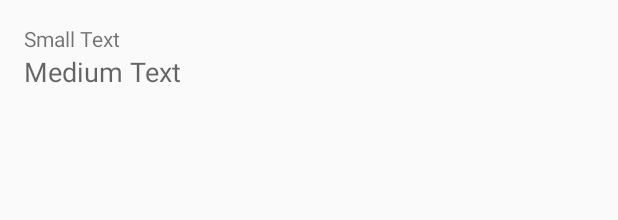
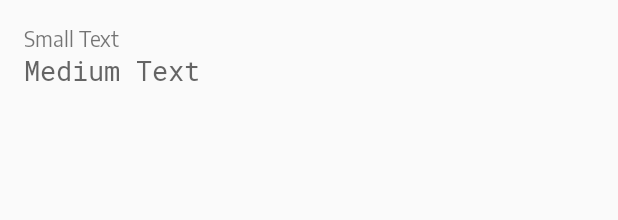
Before and after one commit to kenumir/Pinger, an Android app: the layout item_my_ip.xml on its own in the app's theme, with its tools: preview values and no code run, on a phone screen of 412 x 824 dp. Shown: the top 220 px of the screen. Run offline under Robolectric (Android 15) with nearby library versions, the phone set to English and light mode, and no system bars.

Commit message:
Change main font to encode sans.

```diff
--- a/app/build.gradle
+++ b/app/build.gradle
@@ -12,8 +12,8 @@ android {
         applicationId "com.wt.pinger"
         minSdkVersion versions.minSdkVersion
         targetSdkVersion versions.targetSdkVersion
-        versionCode 82
-        versionName "3.3.4"
+        versionCode 83
+        versionName "3.3.5"
 
         resConfigs "en", "pl"
         vectorDrawables.useSupportLibrary = true
--- a/app/src/main/java/com/wt/pinger/activity/PingActivity.java
+++ b/app/src/main/java/com/wt/pinger/activity/PingActivity.java
@@ -8,10 +8,12 @@ import android.os.AsyncTask;
 import android.os.Bundle;
 import android.support.annotation.NonNull;
 import android.support.design.widget.AppBarLayout;
+import android.support.design.widget.CollapsingToolbarLayout;
 import android.support.design.widget.FloatingActionButton;
 import android.support.v4.app.LoaderManager;
 import android.support.v4.content.CursorLoader;
 import android.support.v4.content.Loader;
+import android.support.v4.content.res.ResourcesCompat;
 import android.support.v4.view.MenuItemCompat;
 import android.support.v7.app.AppCompatActivity;
 import android.support.v7.widget.LinearLayoutManager;
@@ -61,6 +63,7 @@ public class PingActivity extends AppCompatActivity implements LoaderManager.Loa
     @BindView(R.id.recycler) RecyclerView recycler;
     @BindView(R.id.fabAction) FloatingActionButton fabAction;
     @BindView(R.id.placeholder) View placeholder;
+    @BindView(R.id.toolbar_layout) CollapsingToolbarLayout toolbar_layout;
 
     private SimpleCursorRecyclerAdapter adapter;
     private MenuItem playPauseMenu;
@@ -96,6 +99,8 @@ public class PingActivity extends AppCompatActivity implements LoaderManager.Loa
                 startStopService();
             }
         });
+        toolbar_layout.setCollapsedTitleTypeface(ResourcesCompat.getFont(this, R.font.regular));
+        toolbar_layout.setExpandedTitleTypeface(ResourcesCompat.getFont(this, R.font.regular));
 
         playPauseMenu = toolbar.getMenu()
                 .add(R.string.label_start_stop)
--- a/app/src/main/java/com/wt/pinger/dialog/AddressDialog.java
+++ b/app/src/main/java/com/wt/pinger/dialog/AddressDialog.java
@@ -6,6 +6,7 @@ import android.os.Bundle;
 import android.support.annotation.NonNull;
 import android.support.annotation.Nullable;
 import android.support.v4.app.DialogFragment;
+import android.support.v4.content.res.ResourcesCompat;
 import android.widget.EditText;
 import android.widget.Toast;
 
@@ -66,6 +67,7 @@ public class AddressDialog extends DialogFragment {
                 .customView(R.layout.dialog_address_form, true)
                 .positiveText(R.string.label_ok)
                 .negativeText(R.string.label_cancel)
+                .typeface(ResourcesCompat.getFont(getActivity(), R.font.medium), ResourcesCompat.getFont(getActivity(), R.font.regular))
                 .neutralText(item._id != null ? R.string.label_delete : 0)
                 .onPositive(new MaterialDialog.SingleButtonCallback() {
                     @Override
--- a/app/src/main/java/com/wt/pinger/fragment/ConsoleFragment.java
+++ b/app/src/main/java/com/wt/pinger/fragment/ConsoleFragment.java
@@ -17,6 +17,7 @@ import android.support.v4.app.Fragment;
 import android.support.v4.app.LoaderManager;
 import android.support.v4.content.CursorLoader;
 import android.support.v4.content.Loader;
+import android.support.v4.content.res.ResourcesCompat;
 import android.support.v4.widget.SimpleCursorAdapter;
 import android.text.method.TextKeyListener;
 import android.view.LayoutInflater;
@@ -128,6 +129,7 @@ public class ConsoleFragment extends Fragment implements LoaderManager.LoaderCal
 						.title(R.string.label_list_of_commands)
 						.items(commands)
 						.autoDismiss(false)
+						.typeface(ResourcesCompat.getFont(getActivity(), R.font.medium), ResourcesCompat.getFont(getActivity(), R.font.regular))
 						.itemsCallback(new MaterialDialog.ListCallback() {
 							@Override
 							public void onSelection(MaterialDialog dialog, View itemView, int position, CharSequence text) {
--- a/app/src/main/java/com/wt/pinger/fragment/MoreFragment.java
+++ b/app/src/main/java/com/wt/pinger/fragment/MoreFragment.java
@@ -7,6 +7,7 @@ import android.os.Bundle;
 import android.support.annotation.NonNull;
 import android.support.annotation.Nullable;
 import android.support.v4.app.Fragment;
+import android.support.v4.content.res.ResourcesCompat;
 import android.text.InputType;
 import android.view.LayoutInflater;
 import android.view.View;
@@ -69,6 +70,7 @@ public class MoreFragment extends Fragment {
         new MaterialDialog.Builder(getActivity())
                 .title(R.string.open_source_libs)
                 .items(R.array.lib_names)
+                .typeface(ResourcesCompat.getFont(getActivity(), R.font.medium), ResourcesCompat.getFont(getActivity(), R.font.regular))
                 .positiveText(R.string.label_ok)
                 .autoDismiss(false)
                 .onPositive(new MaterialDialog.SingleButtonCallback() {
@@ -95,6 +97,7 @@ public class MoreFragment extends Fragment {
         new MaterialDialog.Builder(getActivity())
                 .title(R.string.suggestions)
                 .content(R.string.suggestions_desc)
+                .typeface(ResourcesCompat.getFont(getActivity(), R.font.medium), ResourcesCompat.getFont(getActivity(), R.font.regular))
                 .inputType(InputType.TYPE_CLASS_TEXT | InputType.TYPE_TEXT_FLAG_MULTI_LINE)
                 .input(R.string.suggestions_hint, 0, new MaterialDialog.InputCallback() {
                     @Override
--- /dev/null
+++ b/app/src/main/res/font/monospace.xml
@@ -0,0 +1,13 @@
+<?xml version="1.0" encoding="utf-8"?>
+<font-family
+    xmlns:android="http://schemas.android.com/apk/res/android"
+    xmlns:app="http://schemas.android.com/apk/res-auto">
+    <font
+        android:fontStyle="normal"
+        android:fontWeight="400"
+        android:font="@font/robotomono_regular"
+        app:fontStyle="normal"
+        app:fontWeight="400"
+        app:font="@font/robotomono_regular"
+        />
+</font-family>
--- /dev/null
+++ b/app/src/main/res/font/regular.xml
@@ -0,0 +1,21 @@
+<?xml version="1.0" encoding="utf-8"?>
+<font-family
+    xmlns:android="http://schemas.android.com/apk/res/android"
+    xmlns:app="http://schemas.android.com/apk/res-auto">
+    <font
+        android:fontStyle="normal"
+        android:fontWeight="400"
+        android:font="@font/encodesans_regular"
+        app:fontStyle="normal"
+        app:fontWeight="400"
+        app:font="@font/encodesans_regular"
+        />
+    <font
+        android:fontStyle="normal"
+        android:fontWeight="700"
+        android:font="@font/encodesans_bold"
+        app:fontStyle="normal"
+        app:fontWeight="700"
+        app:font="@font/encodesans_bold"
+        />
+</font-family>
--- a/app/src/main/res/layout/activity_ping.xml
+++ b/app/src/main/res/layout/activity_ping.xml
@@ -21,12 +21,15 @@
             android:layout_height="match_parent"
             android:fitsSystemWindows="true"
             app:contentScrim="?attr/colorPrimary"
-            app:layout_scrollFlags="scroll|exitUntilCollapsed">
+            app:layout_scrollFlags="scroll|exitUntilCollapsed"
+            app:expandedTitleTextAppearance="@style/AppTheme.ToolbarTextStyle"
+            app:collapsedTitleTextAppearance="@style/AppTheme.ToolbarTextStyle">
 
             <android.support.v7.widget.Toolbar
                 android:id="@+id/toolbar"
                 android:layout_width="match_parent"
                 android:layout_height="?attr/actionBarSize"
+                app:titleTextAppearance="@style/AppTheme.ToolbarTextStyle"
                 app:navigationIcon="@drawable/ic_arrow_back_white_24dp"
                 app:title="Ping details"
                 app:layout_collapseMode="pin"
--- a/app/src/main/res/layout/item_cmd.xml
+++ b/app/src/main/res/layout/item_cmd.xml
@@ -1,11 +1,11 @@
 <?xml version="1.0" encoding="utf-8"?>
 <TextView
     xmlns:android="http://schemas.android.com/apk/res/android"
+    style="@style/CommandItem"
     android:id="@+id/cmd_item"
     android:layout_width="match_parent"
     android:layout_height="match_parent"
     android:paddingTop="@dimen/activity_vertical_margin"
     android:paddingBottom="@dimen/activity_vertical_margin"
     android:paddingLeft="@dimen/activity_horizontal_margin"
-    android:paddingRight="@dimen/activity_horizontal_margin"
-    android:fontFamily="monospace"/>
+    android:paddingRight="@dimen/activity_horizontal_margin"/>
--- a/app/src/main/res/layout/item_my_ip.xml
+++ b/app/src/main/res/layout/item_my_ip.xml
@@ -17,6 +17,7 @@
         android:id="@+id/ip_text1"/>
 
     <TextView
+        style="@style/CommandItem"
         android:layout_width="wrap_content"
         android:layout_height="wrap_content"
         android:textAppearance="?android:attr/textAppearanceMedium"
--- a/app/src/main/res/layout/item_ping.xml
+++ b/app/src/main/res/layout/item_ping.xml
@@ -1,11 +1,11 @@
 <?xml version="1.0" encoding="utf-8"?>
 <TextView
     xmlns:android="http://schemas.android.com/apk/res/android"
+    style="@style/CommandItem"
     android:id="@+id/ping_text1"
     android:layout_width="match_parent"
     android:layout_height="wrap_content"
     android:paddingLeft="@dimen/activity_horizontal_margin"
     android:paddingRight="@dimen/activity_horizontal_margin"
     android:paddingTop="4dp"
-    android:paddingBottom="4dp"
-    android:fontFamily="monospace" />
+    android:paddingBottom="4dp" />
--- a/app/src/main/res/values/strings_app.xml
+++ b/app/src/main/res/values/strings_app.xml
@@ -18,6 +18,8 @@
         <item>QueryBuilder</item>
         <item>ErrorReportAdapter</item>
         <item>EventClip</item>
+        <item>Encode Sans Font</item>
+        <item>Roboto Mono Font</item>
     </string-array>
 
     <string-array tools:ignore="all" name="lib_urls">
@@ -38,5 +40,7 @@
         <item>https://github.com/Hivedi/QueryBuilder</item>
         <item>https://github.com/Hivedi/ErrorReportAdapter</item>
         <item>https://github.com/kenumir/EventClip</item>
+        <item>https://fonts.google.com/specimen/Encode+Sans</item>
+        <item>https://fonts.google.com/specimen/Roboto+Mono</item>
     </string-array>
 </resources>
--- a/app/src/main/res/values/styles.xml
+++ b/app/src/main/res/values/styles.xml
@@ -1,4 +1,4 @@
-<resources>
+<resources xmlns:tools="http://schemas.android.com/tools">
 
     <!-- Base application theme. -->
     <style name="AppTheme" parent="Theme.AppCompat.Light.NoActionBar">
@@ -6,6 +6,20 @@
         <item name="colorPrimary">@color/colorPrimary</item>
         <item name="colorPrimaryDark">@color/colorPrimaryDark</item>
         <item name="colorAccent">@color/colorAccent</item>
+        <item name="android:fontFamily" tools:targetApi="jelly_bean">@font/regular</item>
+        <item name="fontFamily">@font/regular</item>
+        <item name="toolbarStyle">@style/AppTheme.Toolbar</item>
+        <item name="android:toolbarStyle" tools:targetApi="lollipop">@style/AppTheme.Toolbar</item>
+    </style>
+
+    <style name="AppTheme.Toolbar" parent="Widget.AppCompat.Toolbar">
+        <item name="titleTextAppearance">@style/AppTheme.ToolbarTextStyle</item>
+        <item name="android:titleTextAppearance" tools:targetApi="lollipop">@style/AppTheme.ToolbarTextStyle</item>
+    </style>
+
+    <style name="AppTheme.ToolbarTextStyle" parent="TextAppearance.Widget.AppCompat.Toolbar.Title">
+        <item name="android:fontFamily" tools:targetApi="jelly_bean">@font/regular</item>
+        <item name="fontFamily">@font/regular</item>
     </style>
 
     <style name="StartTheme" parent="Theme.AppCompat.NoActionBar">
@@ -26,9 +40,9 @@
         <item name="android:layout_marginTop">16dp</item>
         <item name="android:layout_marginBottom">16dp</item>
         <item name="android:layout_marginLeft">@dimen/activity_horizontal_margin</item>
-        <item name="android:layout_marginStart">@dimen/activity_horizontal_margin</item>
+        <item name="android:layout_marginStart" tools:targetApi="jelly_bean_mr1">@dimen/activity_horizontal_margin</item>
         <item name="android:layout_marginRight">@dimen/activity_horizontal_margin</item>
-        <item name="android:layout_marginEnd">@dimen/activity_horizontal_margin</item>
+        <item name="android:layout_marginEnd" tools:targetApi="jelly_bean_mr1">@dimen/activity_horizontal_margin</item>
         <item name="android:textStyle">bold</item>
         <item name="android:textColor">@color/colorAccent</item>
     </style>
@@ -72,4 +86,9 @@
         <item name="expandedTitleGravity">start|bottom</item>
     </style>
 
+    <style name="CommandItem">
+        <item name="android:fontFamily" tools:targetApi="jelly_bean">@font/monospace</item>
+        <item name="fontFamily">@font/monospace</item>
+    </style>
+
 </resources>
```
Also changed, not shown: app/src/main/res/font/medium.xml (added, +14 -0 lines), app/src/main/res/font/encodesans_bold.ttf (added), app/src/main/res/font/encodesans_medium.ttf (added), app/src/main/res/font/encodesans_regular.ttf (added), app/src/main/res/font/robotomono_regular.ttf (added).
